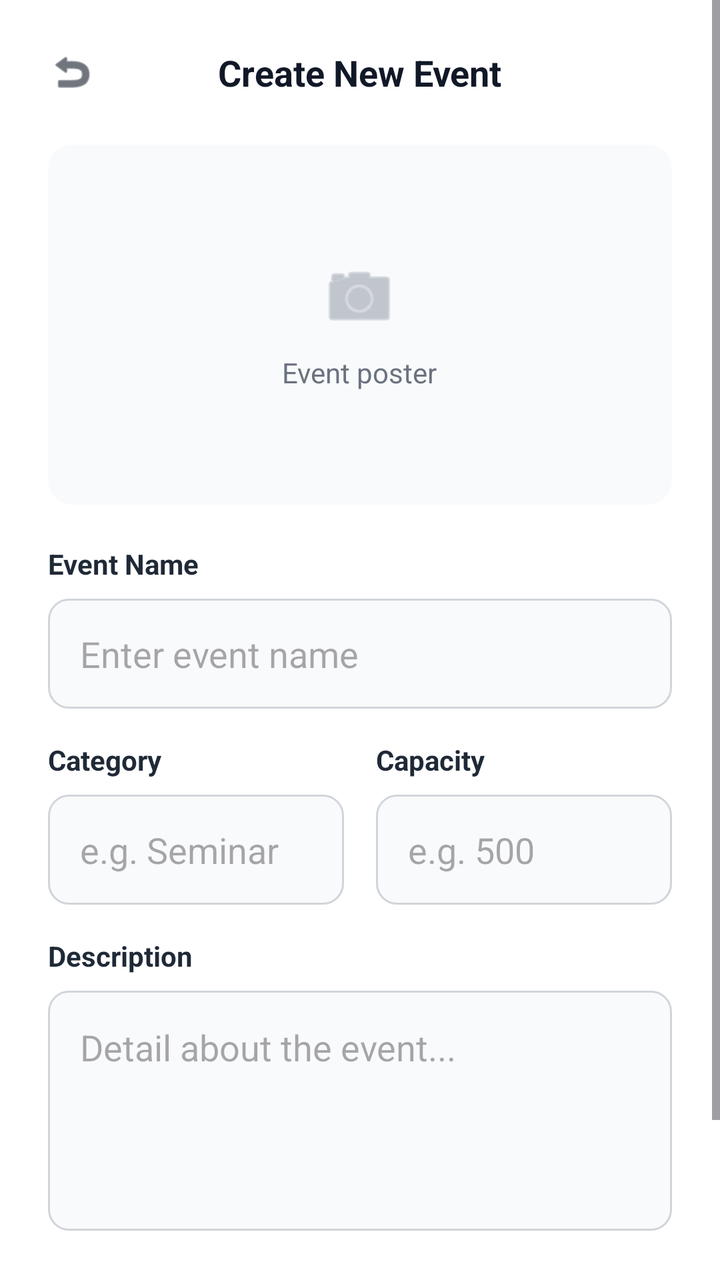
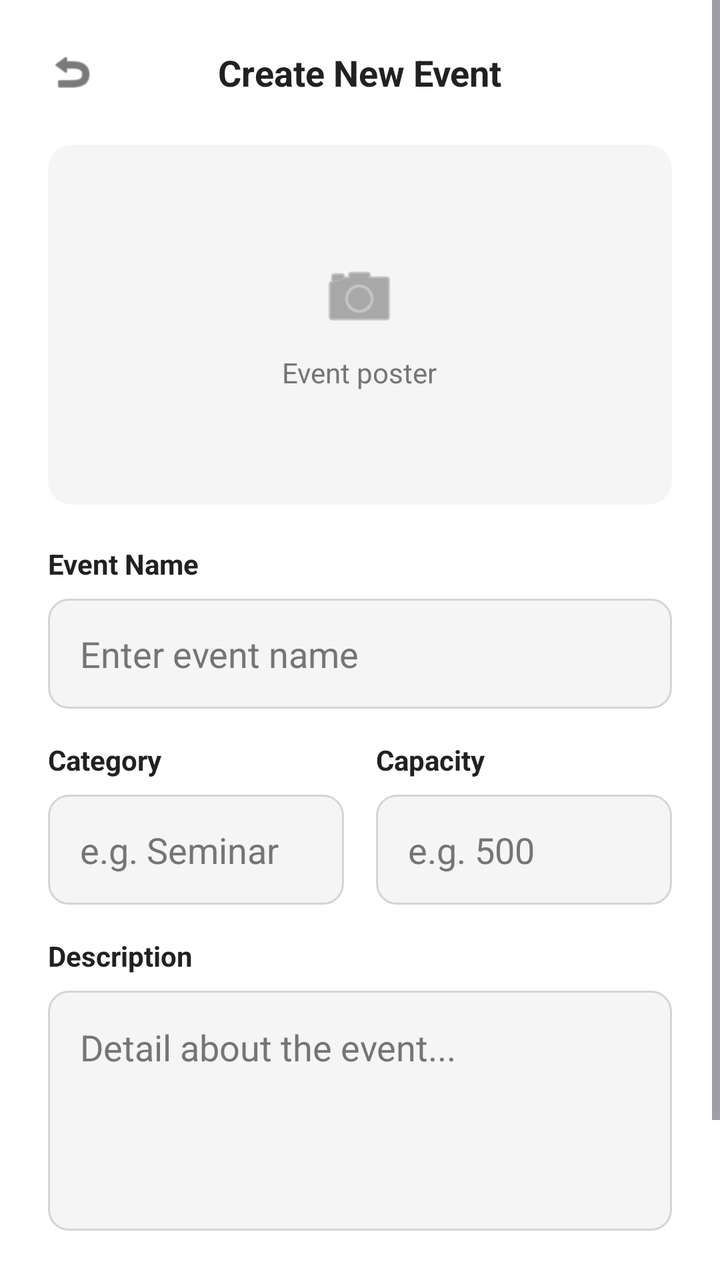

Two renders of the same Android screen: before a commit and after it. Below are the layout's source before the change and the commit's diff.
<!-- AndroidManifest.xml: application theme Theme.CampusConnectProject -->
<!-- res/layout/activity_create_event.xml -->
<?xml version="1.0" encoding="utf-8"?>
<ScrollView xmlns:android="http://schemas.android.com/apk/res/android"
    xmlns:app="http://schemas.android.com/apk/res-auto"
    xmlns:tools="http://schemas.android.com/tools"
    android:layout_width="match_parent"
    android:layout_height="match_parent"
    android:background="#FFFFFF"
    android:fillViewport="true"
    tools:context=".ui.panitia.CreateEventActivity">

    <LinearLayout
        android:layout_width="match_parent"
        android:layout_height="wrap_content"
        android:orientation="vertical"
        android:padding="24dp">

        <RelativeLayout
            android:layout_width="match_parent"
            android:layout_height="wrap_content"
            android:layout_marginBottom="24dp">

            <ImageView
                android:id="@+id/btnBackCreate"
                android:layout_width="24dp"
                android:layout_height="24dp"
                android:src="@android:drawable/ic_menu_revert"
                app:tint="#111827" />

            <TextView
                android:layout_width="wrap_content"
                android:layout_height="wrap_content"
                android:layout_centerInParent="true"
                android:text="Create New Event"
                android:textColor="#111827"
                android:textSize="18sp"
                android:textStyle="bold" />
        </RelativeLayout>

        
        <androidx.cardview.widget.CardView
            android:id="@+id/cvUploadPoster"
            android:layout_width="match_parent"
            android:layout_height="180dp"
            android:layout_marginBottom="20dp"
            app:cardBackgroundColor="#F9FAFB"
            app:cardCornerRadius="12dp"
            app:cardElevation="0dp"
            app:strokeColor="#D1D5DB"
            app:strokeWidth="1dp">

            <LinearLayout
                android:id="@+id/layoutUploadPosterPlaceholder"
                android:layout_width="wrap_content"
                android:layout_height="wrap_content"
                android:layout_gravity="center"
                android:gravity="center"
                android:orientation="vertical">
                <ImageView
                    android:layout_width="40dp"
                    android:layout_height="40dp"
                    android:src="@android:drawable/ic_menu_camera"
                    app:tint="#9CA3AF" />
                <TextView
                    android:layout_width="wrap_content"
                    android:layout_height="wrap_content"
                    android:layout_marginTop="8dp"
                    android:text="Event poster"
                    android:textColor="#6B7280"
                    android:textSize="14sp" />
            </LinearLayout>
        </androidx.cardview.widget.CardView>

        
        <TextView
            android:layout_width="wrap_content"
            android:layout_height="wrap_content"
            android:text="Event Name"
            android:textColor="#1F2937"
            android:textStyle="bold"
            android:layout_marginBottom="8dp"/>
        <EditText
            android:id="@+id/etEventName"
            android:layout_width="match_parent"
            android:layout_height="55dp"
            android:background="@drawable/bg_input_rounded"
            android:hint="Enter event name"
            android:paddingHorizontal="16dp"
            android:layout_marginBottom="16dp"/>

        
        <LinearLayout
            android:layout_width="match_parent"
            android:layout_height="wrap_content"
            android:orientation="horizontal"
            android:layout_marginBottom="16dp">

            <LinearLayout
                android:layout_width="0dp"
                android:layout_height="wrap_content"
                android:layout_weight="1"
                android:orientation="vertical"
                android:layout_marginEnd="8dp">
                <TextView
                    android:layout_width="wrap_content"
                    android:layout_height="wrap_content"
                    android:text="Category"
                    android:textColor="#1F2937"
                    android:textStyle="bold"
                    android:layout_marginBottom="8dp"/>
                <EditText
                    android:id="@+id/etCategory"
                    android:layout_width="match_parent"
                    android:layout_height="55dp"
                    android:background="@drawable/bg_input_rounded"
                    android:hint="e.g. Seminar"
                    android:paddingHorizontal="16dp"/>
            </LinearLayout>

            <LinearLayout
                android:layout_width="0dp"
                android:layout_height="wrap_content"
                android:layout_weight="1"
                android:orientation="vertical"
                android:layout_marginStart="8dp">
                <TextView
                    android:layout_width="wrap_content"
                    android:layout_height="wrap_content"
                    android:text="Capacity"
                    android:textColor="#1F2937"
                    android:textStyle="bold"
                    android:layout_marginBottom="8dp"/>
                <EditText
                    android:id="@+id/etCapacity"
                    android:layout_width="match_parent"
                    android:layout_height="55dp"
                    android:background="@drawable/bg_input_rounded"
                    android:inputType="number"
                    android:hint="e.g. 500"
                    android:paddingHorizontal="16dp"/>
            </LinearLayout>
        </LinearLayout>

        
        <TextView
            android:layout_width="wrap_content"
            android:layout_height="wrap_content"
            android:text="Description"
            android:textColor="#1F2937"
            android:textStyle="bold"
            android:layout_marginBottom="8dp"/>
        <EditText
            android:id="@+id/etDescription"
            android:layout_width="match_parent"
            android:layout_height="120dp"
            android:background="@drawable/bg_input_rounded"
            android:gravity="top|start"
            android:hint="Detail about the event..."
            android:padding="16dp"
            android:layout_marginBottom="32dp"/>

        
        <Button
            android:id="@+id/btnSubmitEvent"
            android:layout_width="match_parent"
            android:layout_height="60dp"
            android:backgroundTint="#0A3C9F"
            android:text="Publish Event"
            android:textAllCaps="false"
            android:textColor="#FFFFFF"
            android:textSize="16sp"
            app:cornerRadius="10dp" />
    </LinearLayout>
</ScrollView>
<!-- resources referenced by this layout -->
<resources>
  <!-- drawable bg_input_rounded (drawable) -->
  <?xml version="1.0" encoding="utf-8"?>
  <shape xmlns:android="http://schemas.android.com/apk/res/android" android:shape="rectangle">
      <solid android:color="#F9FAFB" />
      <stroke android:width="1dp" android:color="#D1D5DB" />
      <corners android:radius="10dp" />
  </shape>
  <style name="Theme.CampusConnectProject" parent="Base.Theme.CampusConnectProject" />
  <style name="Base.Theme.CampusConnectProject" parent="Theme.Material3.DayNight.NoActionBar">
          
          
      </style>
</resources>

<!-- the commit's change to res/layout/activity_create_event.xml (unified diff, before → after) -->
@@ -4,7 +4,7 @@
     xmlns:tools="http://schemas.android.com/tools"
     android:layout_width="match_parent"
     android:layout_height="match_parent"
-    android:background="#FFFFFF"
+    android:background="@color/bg_utama"
     android:fillViewport="true"
     tools:context=".ui.panitia.CreateEventActivity">
 
@@ -24,28 +24,27 @@
                 android:layout_width="24dp"
                 android:layout_height="24dp"
                 android:src="@android:drawable/ic_menu_revert"
-                app:tint="#111827" />
+                app:tint="@color/teks_utama" />
 
             <TextView
                 android:layout_width="wrap_content"
                 android:layout_height="wrap_content"
                 android:layout_centerInParent="true"
                 android:text="Create New Event"
-                android:textColor="#111827"
+                android:textColor="@color/teks_utama"
                 android:textSize="18sp"
                 android:textStyle="bold" />
         </RelativeLayout>
 
-        
         <androidx.cardview.widget.CardView
             android:id="@+id/cvUploadPoster"
             android:layout_width="match_parent"
             android:layout_height="180dp"
             android:layout_marginBottom="20dp"
-            app:cardBackgroundColor="#F9FAFB"
+            app:cardBackgroundColor="@color/bg_input"
             app:cardCornerRadius="12dp"
             app:cardElevation="0dp"
-            app:strokeColor="#D1D5DB"
+            app:strokeColor="@color/garis_pembatas"
             app:strokeWidth="1dp">
 
             <LinearLayout
@@ -55,39 +54,42 @@
                 android:layout_gravity="center"
                 android:gravity="center"
                 android:orientation="vertical">
+
                 <ImageView
                     android:layout_width="40dp"
                     android:layout_height="40dp"
                     android:src="@android:drawable/ic_menu_camera"
-                    app:tint="#9CA3AF" />
+                    app:tint="@color/teks_sekunder" />
+
                 <TextView
                     android:layout_width="wrap_content"
                     android:layout_height="wrap_content"
                     android:layout_marginTop="8dp"
                     android:text="Event poster"
-                    android:textColor="#6B7280"
+                    android:textColor="@color/teks_sekunder"
                     android:textSize="14sp" />
             </LinearLayout>
         </androidx.cardview.widget.CardView>
 
-        
         <TextView
             android:layout_width="wrap_content"
             android:layout_height="wrap_content"
             android:text="Event Name"
-            android:textColor="#1F2937"
+            android:textColor="@color/teks_utama"
             android:textStyle="bold"
             android:layout_marginBottom="8dp"/>
+
         <EditText
             android:id="@+id/etEventName"
             android:layout_width="match_parent"
             android:layout_height="55dp"
             android:background="@drawable/bg_input_rounded"
             android:hint="Enter event name"
+            android:textColor="@color/teks_utama"
+            android:textColorHint="@color/teks_sekunder"
             android:paddingHorizontal="16dp"
             android:layout_marginBottom="16dp"/>
 
-        
         <LinearLayout
             android:layout_width="match_parent"
             android:layout_height="wrap_content"
@@ -100,19 +102,23 @@
                 android:layout_weight="1"
                 android:orientation="vertical"
                 android:layout_marginEnd="8dp">
+
                 <TextView
                     android:layout_width="wrap_content"
                     android:layout_height="wrap_content"
                     android:text="Category"
-                    android:textColor="#1F2937"
+                    android:textColor="@color/teks_utama"
                     android:textStyle="bold"
                     android:layout_marginBottom="8dp"/>
+
                 <EditText
                     android:id="@+id/etCategory"
                     android:layout_width="match_parent"
                     android:layout_height="55dp"
                     android:background="@drawable/bg_input_rounded"
                     android:hint="e.g. Seminar"
+                    android:textColor="@color/teks_utama"
+                    android:textColorHint="@color/teks_sekunder"
                     android:paddingHorizontal="16dp"/>
             </LinearLayout>
 
@@ -122,13 +128,15 @@
                 android:layout_weight="1"
                 android:orientation="vertical"
                 android:layout_marginStart="8dp">
+
                 <TextView
                     android:layout_width="wrap_content"
                     android:layout_height="wrap_content"
                     android:text="Capacity"
-                    android:textColor="#1F2937"
+                    android:textColor="@color/teks_utama"
                     android:textStyle="bold"
                     android:layout_marginBottom="8dp"/>
+
                 <EditText
                     android:id="@+id/etCapacity"
                     android:layout_width="match_parent"
@@ -136,18 +144,20 @@
                     android:background="@drawable/bg_input_rounded"
                     android:inputType="number"
                     android:hint="e.g. 500"
+                    android:textColor="@color/teks_utama"
+                    android:textColorHint="@color/teks_sekunder"
                     android:paddingHorizontal="16dp"/>
             </LinearLayout>
         </LinearLayout>
 
-        
         <TextView
             android:layout_width="wrap_content"
             android:layout_height="wrap_content"
             android:text="Description"
-            android:textColor="#1F2937"
+            android:textColor="@color/teks_utama"
             android:textStyle="bold"
             android:layout_marginBottom="8dp"/>
+
         <EditText
             android:id="@+id/etDescription"
             android:layout_width="match_parent"
@@ -155,19 +165,21 @@
             android:background="@drawable/bg_input_rounded"
             android:gravity="top|start"
             android:hint="Detail about the event..."
+            android:textColor="@color/teks_utama"
+            android:textColorHint="@color/teks_sekunder"
             android:padding="16dp"
             android:layout_marginBottom="32dp"/>
 
-        
         <Button
             android:id="@+id/btnSubmitEvent"
             android:layout_width="match_parent"
             android:layout_height="60dp"
-            android:backgroundTint="#0A3C9F"
+            android:backgroundTint="@color/warna_primer"
             android:text="Publish Event"
             android:textAllCaps="false"
-            android:textColor="#FFFFFF"
+            android:textColor="@color/white"
             android:textSize="16sp"
             app:cornerRadius="10dp" />
+
     </LinearLayout>
 </ScrollView>
<!-- resource entries referenced after the edit -->
@@ -1,9 +1,16 @@
 <!-- resources referenced by this layout -->
 <resources>
+  <color name="bg_input">#F5F5F5</color>
+  <color name="bg_utama">#FFFFFF</color>
+  <color name="garis_pembatas">#E5E7EB</color>
+  <color name="teks_sekunder">#757575</color>
+  <color name="teks_utama">#212121</color>
+  <color name="warna_primer">#0A3D91</color>
+  <color name="white">#FFFFFFFF</color>
   <!-- drawable bg_input_rounded (drawable) -->
   <?xml version="1.0" encoding="utf-8"?>
   <shape xmlns:android="http://schemas.android.com/apk/res/android" android:shape="rectangle">
-      <solid android:color="#F9FAFB" />
+      <solid android:color="@color/bg_input" />
       <stroke android:width="1dp" android:color="#D1D5DB" />
       <corners android:radius="10dp" />
   </shape>
